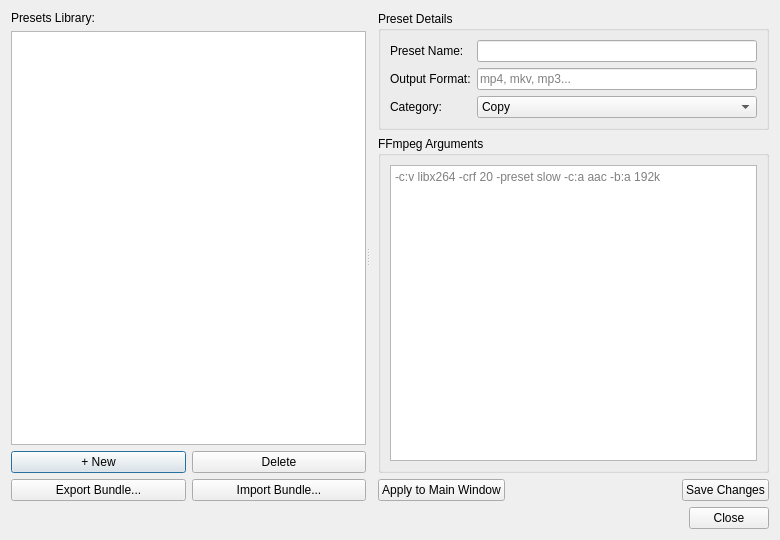
This is ui/presets_dialog.ui in Arean82/FFmpeg-Modular-Batch-GUI as Qt 5 draws it before an edit. The edited form follows.
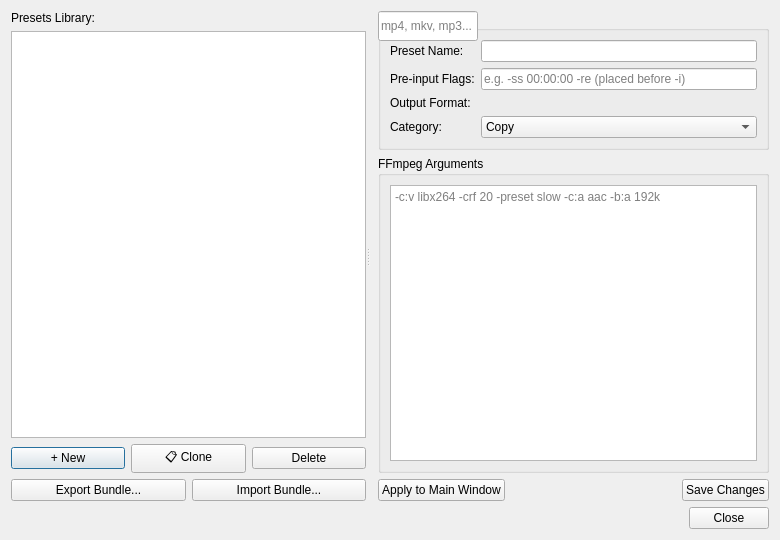
This is the edited form.

Commit message: fix: resolve auto-start, preset selection, and batch output handling

Patch:
```diff
--- a/ui/presets_dialog.ui
+++ b/ui/presets_dialog.ui
@@ -52,6 +52,16 @@
            </property>
           </widget>
          </item>
+         <item>
+          <widget class="QPushButton" name="btnClonePreset">
+           <property name="toolTip">
+            <string>Clone selected preset to modify and save with a new name</string>
+           </property>
+           <property name="text">
+            <string>📋 Clone</string>
+           </property>
+          </widget>
+         </item>
          <item>
           <widget class="QPushButton" name="btnDeletePreset">
            <property name="text">
@@ -112,6 +122,20 @@
            <widget class="QLineEdit" name="txtPresetTitle"/>
           </item>
           <item row="1" column="0">
+           <widget class="QLabel" name="lblPreInput">
+            <property name="text">
+             <string>Pre-input Flags:</string>
+            </property>
+           </widget>
+          </item>
+          <item row="1" column="1">
+           <widget class="QLineEdit" name="txtPresetPreInput">
+            <property name="placeholderText">
+             <string>e.g. -ss 00:00:00 -re (placed before -i)</string>
+            </property>
+           </widget>
+          </item>
+          <item row="2" column="0">
            <widget class="QLabel" name="lblExt">
             <property name="text">
              <string>Output Format:</string>
@@ -125,14 +149,14 @@
             </property>
            </widget>
           </item>
-          <item row="2" column="0">
+          <item row="3" column="0">
            <widget class="QLabel" name="lblCategory">
             <property name="text">
              <string>Category:</string>
             </property>
            </widget>
           </item>
-          <item row="2" column="1">
+          <item row="3" column="1">
            <widget class="QComboBox" name="comboPresetCategory">
             <item>
              <property name="text">
```
The commit also changes 6 other files.
